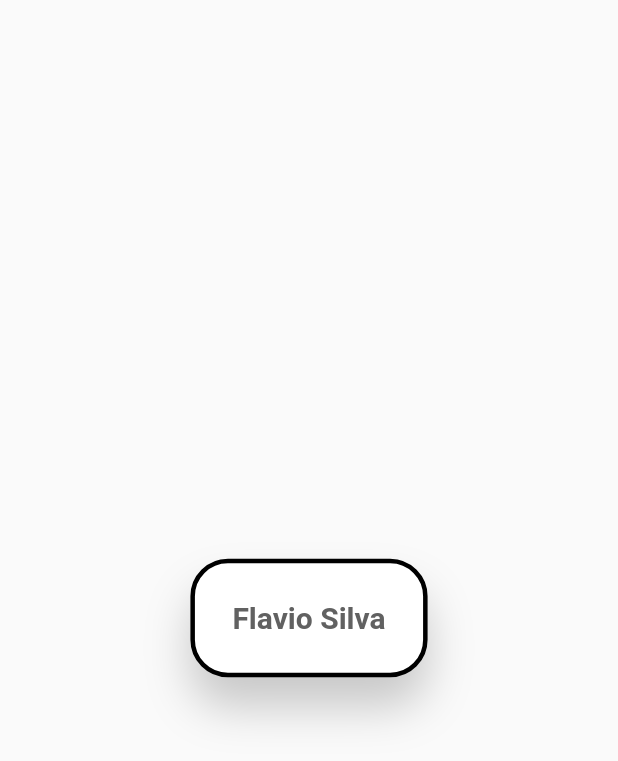
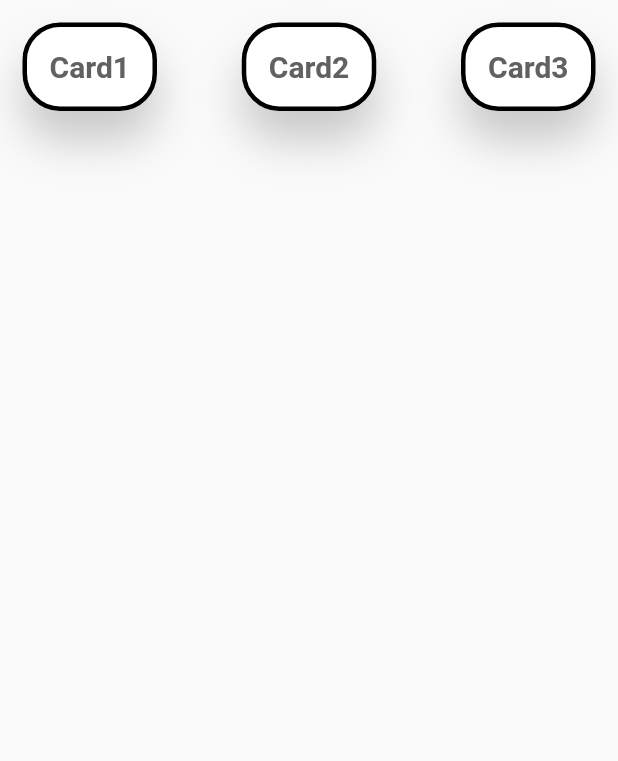
Before and after one commit to flavioms86/my_portifolio, a Flutter app: the screen it shows after launch, on a phone screen of 412 x 824 dp. Shown: the top 761 px of the screen. Run offline on Flutter 3.47's test engine with Material 2 defaults, Android fonts, the light colour scheme and no system bars.

Commit message:
Alinhamento dos cards na tela incial

```diff
--- a/lib/main.dart
+++ b/lib/main.dart
@@ -16,7 +16,7 @@ class MyApp extends StatelessWidget {
       theme: ThemeData(
         primarySwatch: Colors.blue,
       ),
-      home: HomePage(),
+      home: const HomePage(),
     );
   }
 }
--- a/lib/pages/home/home_page.dart
+++ b/lib/pages/home/home_page.dart
@@ -6,9 +6,21 @@ class HomePage extends StatelessWidget {
 
   @override
   Widget build(BuildContext context) {
-    return const Scaffold(
-      body: Center(
-        child: IntroCard(text: "Flavio Silva"),
+    return Scaffold(
+      body: SafeArea(
+        child: SizedBox(
+          width: MediaQuery.of(context).size.width,
+          height: MediaQuery.of(context).size.height,
+          child: Row(
+            crossAxisAlignment: CrossAxisAlignment.start,
+            mainAxisAlignment: MainAxisAlignment.spaceBetween,
+            children: const [
+              IntroCard(text: "Card1"),
+              IntroCard(text: "Card2"),
+              IntroCard(text: "Card3"),
+            ],
+          ),
+        ),
       ),
     );
   }
--- a/lib/widgets/Cards/intro_card.dart
+++ b/lib/widgets/Cards/intro_card.dart
@@ -7,8 +7,8 @@ class IntroCard extends StatelessWidget {
   @override
   Widget build(BuildContext context) {
     return Container(
-      margin: const EdgeInsets.all(25.0),
-      padding: const EdgeInsets.all(25.0),
+      margin: const EdgeInsets.all(15.0),
+      padding: const EdgeInsets.all(15.0),
       decoration: BoxDecoration(
         color: Colors.white,
         boxShadow: [
```
